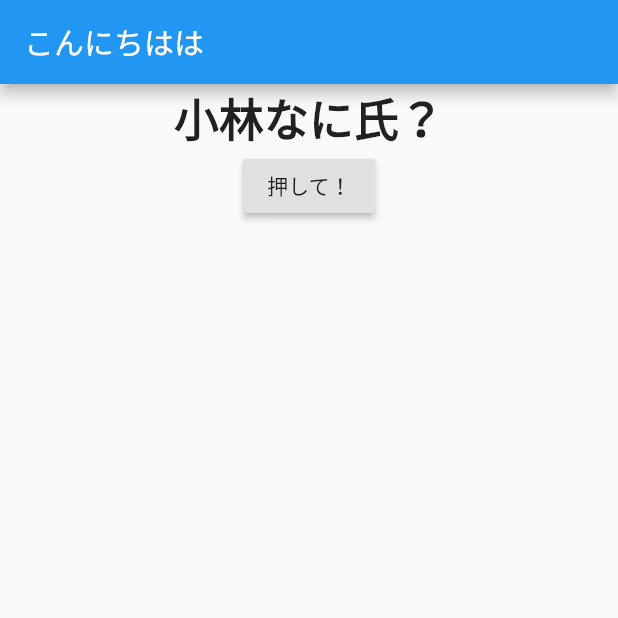
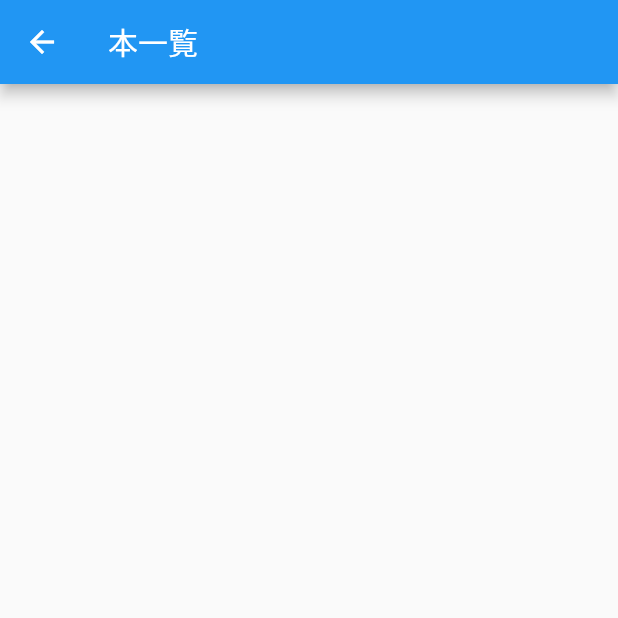
Before and after one commit to yokokida/prac_flutter, a Flutter app: the screen it shows after launch, after a tap on "押して！", on a phone screen of 412 x 824 dp, the top half of it. Run offline on Flutter 3.47's test engine with Material 2 defaults, Android fonts, the phone set to English and light mode, and no system bars; our stand-ins replace cloud_firestore; accounts and stored records are empty.

```diff
--- /dev/null
+++ b/lib/book.dart
@@ -0,0 +1,5 @@
+class Book {
+  Book(this.title);
+
+  String title;
+}
--- /dev/null
+++ b/lib/booklist.dart
@@ -0,0 +1,31 @@
+import 'package:cloud_firestore/cloud_firestore.dart';
+import 'package:flutter/material.dart';
+import 'package:kboy/booklist_model.dart';
+import 'package:provider/provider.dart';
+
+class BookList extends StatelessWidget {
+  @override
+  Widget build(BuildContext context) {
+    return ChangeNotifierProvider<BookListModel>(
+      create: (_) => BookListModel()..fetchBooks(),
+      child: Scaffold(
+        appBar: AppBar(
+          title: Text('本一覧'),
+        ),
+        body: Consumer<BookListModel>(
+          builder: (context, model, child) {
+            final books = model.books;
+            final listTiles = books
+                .map((book) => ListTile(
+                      title: Text(book.title),
+                    ))
+                .toList();
+            return ListView(
+              children: listTiles,
+            );
+          },
+        ),
+      ),
+    );
+  }
+}
--- /dev/null
+++ b/lib/booklist_model.dart
@@ -0,0 +1,14 @@
+import 'package:cloud_firestore/cloud_firestore.dart';
+import 'package:flutter/material.dart';
+import 'package:kboy/book.dart';
+
+class BookListModel extends ChangeNotifier {
+  List<Book> books = [];
+
+  Future fetchBooks() async {
+    final docs = await Firestore.instance.collection("books").getDocuments();
+    final books = docs.documents.map((doc) => Book(doc['title'])).toList();
+    this.books = books;
+    notifyListeners();
+  }
+}
--- a/lib/main.dart
+++ b/lib/main.dart
@@ -1,7 +1,8 @@
 import 'package:flutter/material.dart';
 import 'package:flutter/rendering.dart';
-import 'package:kboy/main_model.dart';
+import 'package:kboy/booklist.dart';
 import 'package:provider/provider.dart';
+import 'main_model.dart';
 
 void main() {
   runApp( MyApp() );
@@ -17,7 +18,7 @@ class MyApp extends StatelessWidget {
         create: (_) => MainModel(),
         child: Scaffold(
           appBar: AppBar(
-            title: Text('こんにちはは'),
+            title: Text('Book管理アプリ'),
           ),
           body: Consumer<MainModel>(builder: (context, model, child) {
               return Center(
@@ -33,8 +34,11 @@ class MyApp extends StatelessWidget {
                     RaisedButton(
                       child: Text('押して！'),
                       onPressed: () {
-                        model.changeName();
-                      },
+                        Navigator.push(
+                          context,
+                          MaterialPageRoute(builder: (context) => BookList()),
+                        );
+                      }
                     ),
                   ],
                 ),
--- a/lib/main_model.dart
+++ b/lib/main_model.dart
@@ -1,7 +1,7 @@
 import 'package:flutter/cupertino.dart';
 
 class MainModel extends ChangeNotifier {
-  String name = 'ヨコキです';
+  String name = '本一覧画面に飛ぶよ';
 
   void changeName(){
     name = '小林なに氏？';
--- a/pubspec.yaml
+++ b/pubspec.yaml
@@ -12,9 +12,10 @@ environment:
 dependencies:
   flutter:
     sdk: flutter
-
   cupertino_icons: ^0.1.3
   provider: ^4.1.3
+  firebase_core: ^0.4.5
+  cloud_firestore: ^0.13.7
 
 dev_dependencies:
   flutter_test:
```
Also changed, not shown: pubspec.lock, 6 other files.
